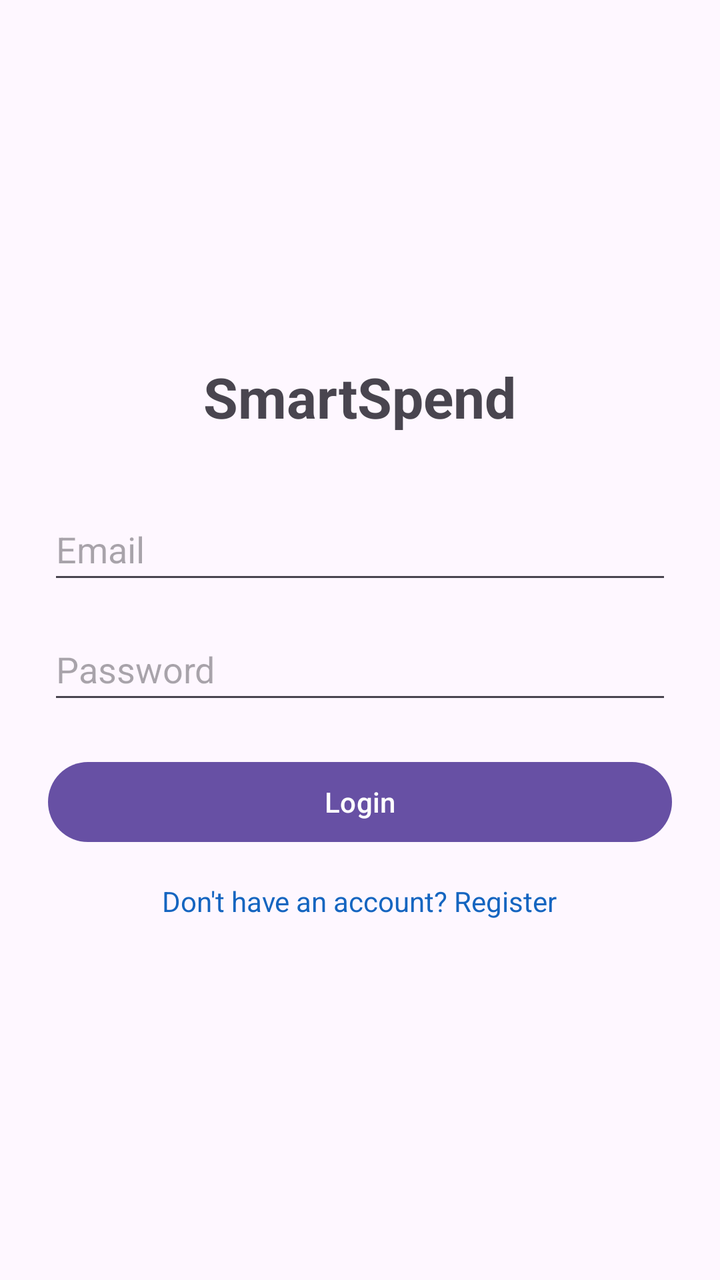
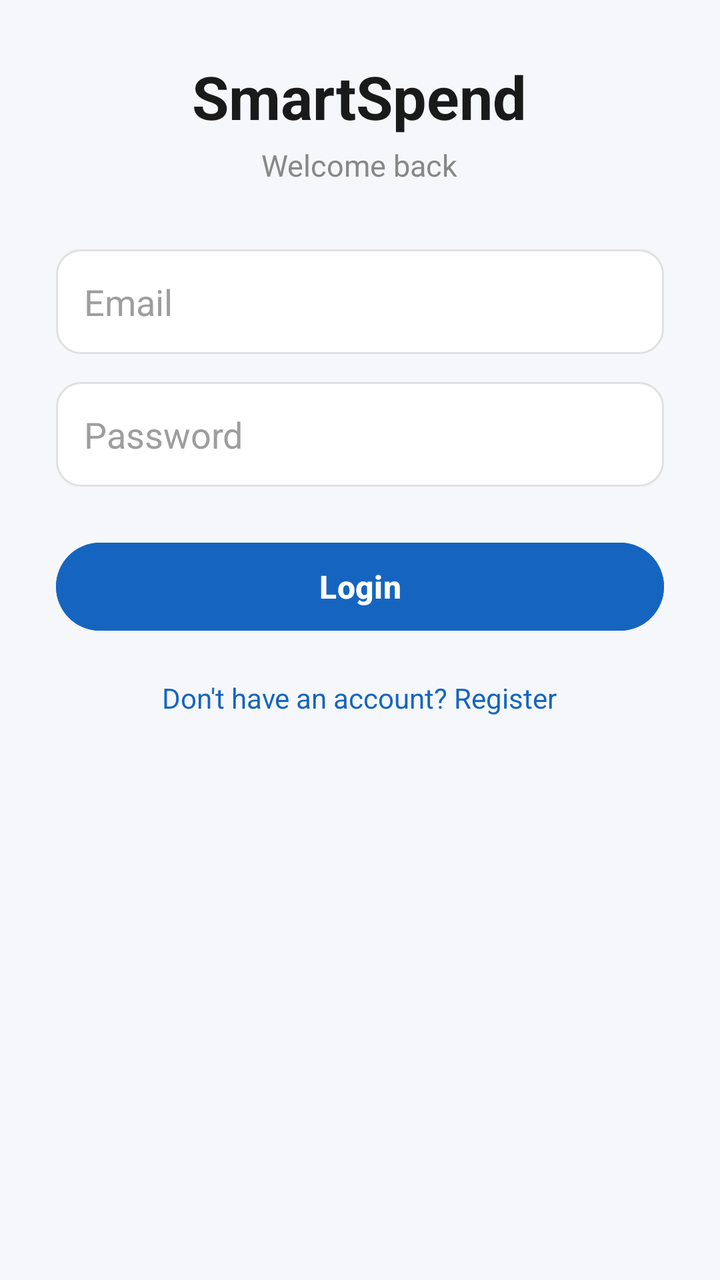

Before-and-after screenshots of an Android layout around one commit, followed by the original layout XML and the change that was made.
<!-- AndroidManifest.xml: application theme Theme.SmartSpend -->
<!-- res/layout/activity_login.xml -->
<?xml version="1.0" encoding="utf-8"?>
<LinearLayout xmlns:android="http://schemas.android.com/apk/res/android"
    xmlns:tools="http://schemas.android.com/tools"
    android:layout_width="match_parent"
    android:layout_height="match_parent"
    android:orientation="vertical"
    android:gravity="center"
    android:padding="24dp">

    <TextView
        android:id="@+id/tvTitle"
        android:layout_width="wrap_content"
        android:layout_height="wrap_content"
        android:text="@string/smartspend"
        android:textSize="28sp"
        android:textStyle="bold"
        android:layout_marginBottom="32dp" />

    <EditText
        android:id="@+id/etEmail"
        android:layout_width="match_parent"
        android:layout_height="wrap_content"
        android:layout_marginBottom="12dp"
        android:autofillHints=""
        android:hint="@string/email"
        android:inputType="textEmailAddress"
        android:minHeight="48dp"
        tools:ignore="VisualLintTextFieldSize" />

    <EditText
        android:id="@+id/etPassword"
        android:layout_width="match_parent"
        android:layout_height="wrap_content"
        android:layout_marginBottom="20dp"
        android:autofillHints=""
        android:hint="@string/password"
        android:inputType="textPassword"
        android:minHeight="48dp"
        tools:ignore="VisualLintTextFieldSize" />

    <Button
        android:id="@+id/btnLogin"
        android:layout_width="match_parent"
        android:layout_height="wrap_content"
        android:text="@string/login"
        tools:ignore="VisualLintButtonSize" />

    <TextView
        android:id="@+id/tvGoToRegister"
        android:layout_width="wrap_content"
        android:layout_height="wrap_content"
        android:text="@string/don_t_have_an_account_register"
        android:layout_marginTop="16dp"
        android:textColor="#1565C0" />

</LinearLayout>
<!-- resources referenced by this layout -->
<resources>
  <string name="don_t_have_an_account_register">Don\'t have an account? Register</string>
  <string name="email">Email</string>
  <string name="login">Login</string>
  <string name="password">Password</string>
  <string name="smartspend">SmartSpend</string>
  <style name="Theme.SmartSpend" parent="Base.Theme.SmartSpend" />
  <style name="Base.Theme.SmartSpend" parent="Theme.Material3.DayNight.NoActionBar">
          
          
      </style>
</resources>

<!-- the commit's change to res/layout/activity_login.xml (unified diff, before → after) -->
@@ -1,56 +1,78 @@
 <?xml version="1.0" encoding="utf-8"?>
-<LinearLayout xmlns:android="http://schemas.android.com/apk/res/android"
-    xmlns:tools="http://schemas.android.com/tools"
+<ScrollView xmlns:android="http://schemas.android.com/apk/res/android"
     android:layout_width="match_parent"
     android:layout_height="match_parent"
-    android:orientation="vertical"
-    android:gravity="center"
-    android:padding="24dp">
+    android:background="#F5F7FA">
 
-    <TextView
-        android:id="@+id/tvTitle"
-        android:layout_width="wrap_content"
-        android:layout_height="wrap_content"
-        android:text="@string/smartspend"
-        android:textSize="28sp"
-        android:textStyle="bold"
-        android:layout_marginBottom="32dp" />
+    <LinearLayout
+        android:layout_width="match_parent"
+        android:layout_height="match_parent"
+        android:orientation="vertical"
+        android:gravity="center"
+        android:padding="28dp">
 
-    <EditText
-        android:id="@+id/etEmail"
-        android:layout_width="match_parent"
-        android:layout_height="wrap_content"
-        android:layout_marginBottom="12dp"
-        android:autofillHints=""
-        android:hint="@string/email"
-        android:inputType="textEmailAddress"
-        android:minHeight="48dp"
-        tools:ignore="VisualLintTextFieldSize" />
+        <TextView
+            android:id="@+id/tvTitle"
+            android:layout_width="wrap_content"
+            android:layout_height="wrap_content"
+            android:text="SmartSpend"
+            android:textSize="30sp"
+            android:textStyle="bold"
+            android:textColor="#1A1A1A"
+            android:textColorHint="#9E9E9E"
+            android:layout_marginBottom="4dp" />
 
-    <EditText
-        android:id="@+id/etPassword"
-        android:layout_width="match_parent"
-        android:layout_height="wrap_content"
-        android:layout_marginBottom="20dp"
-        android:autofillHints=""
-        android:hint="@string/password"
-        android:inputType="textPassword"
-        android:minHeight="48dp"
-        tools:ignore="VisualLintTextFieldSize" />
+        <TextView
+            android:layout_width="wrap_content"
+            android:layout_height="wrap_content"
+            android:text="Welcome back"
+            android:textSize="15sp"
+            android:textColor="#888888"
+            android:layout_marginBottom="32dp" />
 
-    <Button
-        android:id="@+id/btnLogin"
-        android:layout_width="match_parent"
-        android:layout_height="wrap_content"
-        android:text="@string/login"
-        tools:ignore="VisualLintButtonSize" />
+        <EditText
+            android:id="@+id/etEmail"
+            android:layout_width="match_parent"
+            android:layout_height="wrap_content"
+            android:hint="Email"
+            android:inputType="textEmailAddress"
+            android:padding="14dp"
+            android:textColor="#1A1A1A"
+            android:textColorHint="#9E9E9E"
+            android:background="@drawable/edittext_rounded_bg"
+            android:layout_marginBottom="14dp" />
 
-    <TextView
-        android:id="@+id/tvGoToRegister"
-        android:layout_width="wrap_content"
-        android:layout_height="wrap_content"
-        android:text="@string/don_t_have_an_account_register"
-        android:layout_marginTop="16dp"
-        android:textColor="#1565C0" />
+        <EditText
+            android:id="@+id/etPassword"
+            android:layout_width="match_parent"
+            android:layout_height="wrap_content"
+            android:hint="Password"
+            android:inputType="textPassword"
+            android:padding="14dp"
+            android:textColor="#1A1A1A"
+            android:textColorHint="#9E9E9E"
+            android:background="@drawable/edittext_rounded_bg"
+            android:layout_marginBottom="24dp" />
 
-</LinearLayout>
+        <Button
+            android:id="@+id/btnLogin"
+            android:layout_width="match_parent"
+            android:layout_height="52dp"
+            android:text="Login"
+            android:textSize="16sp"
+            android:textStyle="bold"
+            android:textColor="#FFFFFF"
+            android:backgroundTint="#1565C0" />
+
+        <TextView
+            android:id="@+id/tvGoToRegister"
+            android:layout_width="wrap_content"
+            android:layout_height="wrap_content"
+            android:text="Don't have an account? Register"
+            android:layout_marginTop="20dp"
+            android:textColor="#1565C0"
+            android:textSize="14sp" />
+
+    </LinearLayout>
+
+</ScrollView>
<!-- resource entries referenced after the edit -->
@@ -1,10 +1,13 @@
 <!-- resources referenced by this layout -->
 <resources>
-  <string name="don_t_have_an_account_register">Don\'t have an account? Register</string>
-  <string name="email">Email</string>
-  <string name="login">Login</string>
-  <string name="password">Password</string>
-  <string name="smartspend">SmartSpend</string>
+  <!-- drawable edittext_rounded_bg (drawable) -->
+  <?xml version="1.0" encoding="utf-8"?>
+  <shape xmlns:android="http://schemas.android.com/apk/res/android"
+      android:shape="rectangle">
+      <solid android:color="#FFFFFF" />
+      <corners android:radius="12dp" />
+      <stroke android:width="1dp" android:color="#E0E0E0" />
+  </shape>
   <style name="Theme.SmartSpend" parent="Base.Theme.SmartSpend" />
   <style name="Base.Theme.SmartSpend" parent="Theme.Material3.DayNight.NoActionBar">
           
